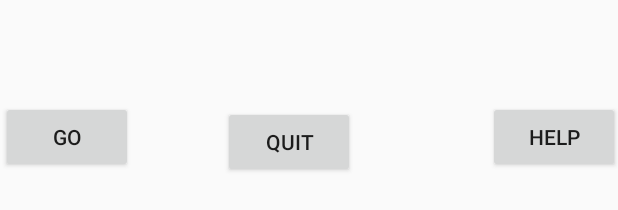
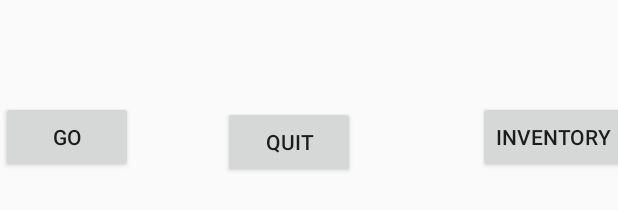
Before and after one commit to aassik-pazhani/android-app-brfr, an Android app: the layout game_main.xml on its own in the app's theme, with its tools: preview values and no code run, on a phone screen of 412 x 824 dp. Shown: the part 181-391 px from the top of the screen. Run offline under Robolectric (Android 15) with nearby library versions, the phone set to English and light mode, and no system bars; Roboto replaces fonts that are not available here.

Commit message:
AddedPrimaryLayouts

```diff
--- a/app/build.gradle
+++ b/app/build.gradle
@@ -30,4 +30,6 @@ dependencies {
     testImplementation 'junit:junit:4.12'
     androidTestImplementation 'androidx.test:runner:1.1.1'
     androidTestImplementation 'androidx.test.espresso:espresso-core:3.1.1'
+    implementation 'org.json:json:20190722'
+
 }
--- a/app/src/main/res/layout/activity_main.xml
+++ b/app/src/main/res/layout/activity_main.xml
@@ -24,7 +24,7 @@
         android:layout_marginTop="239dp"
         android:layout_marginEnd="150dp"
         android:layout_marginBottom="69dp"
-        android:text="Start Game"
+        android:text="@string/start_game"
         android:visibility="visible"
         app:layout_constraintBottom_toBottomOf="parent"
         app:layout_constraintEnd_toEndOf="parent"
--- a/app/src/main/res/layout/game_main.xml
+++ b/app/src/main/res/layout/game_main.xml
@@ -61,13 +61,13 @@
         app:layout_constraintVertical_bias="0.526" />
 
     <Button
-        android:id="@+id/help"
+        android:id="@+id/inventory"
         android:layout_width="wrap_content"
         android:layout_height="wrap_content"
         android:layout_marginStart="89dp"
         android:layout_marginTop="52dp"
         android:layout_marginBottom="529dp"
-        android:text="@string/help"
+        android:text="@string/inventory"
         app:layout_constraintBottom_toBottomOf="parent"
         app:layout_constraintEnd_toEndOf="parent"
         app:layout_constraintStart_toEndOf="@+id/quit"
--- /dev/null
+++ b/app/src/main/res/layout/inventory.xml
@@ -0,0 +1,6 @@
+<?xml version="1.0" encoding="utf-8"?>
+<LinearLayout xmlns:android="http://schemas.android.com/apk/res/android"
+    android:orientation="vertical" android:layout_width="match_parent"
+    android:layout_height="match_parent">
+
+</LinearLayout>
--- a/app/src/main/res/values/strings.xml
+++ b/app/src/main/res/values/strings.xml
@@ -19,4 +19,6 @@
     <string name="option_c">OPTION C</string>
     <string name="option_b">OPTION B</string>
     <string name="option_a">OPTION A</string>
+    <string name="start_game">Start Game</string>
+    <string name="inventory">inventory</string>
 </resources>
```
Also changed, not shown: app/src/main/java/com/example/finalproject/MainGame.java (+9 -2 lines).
